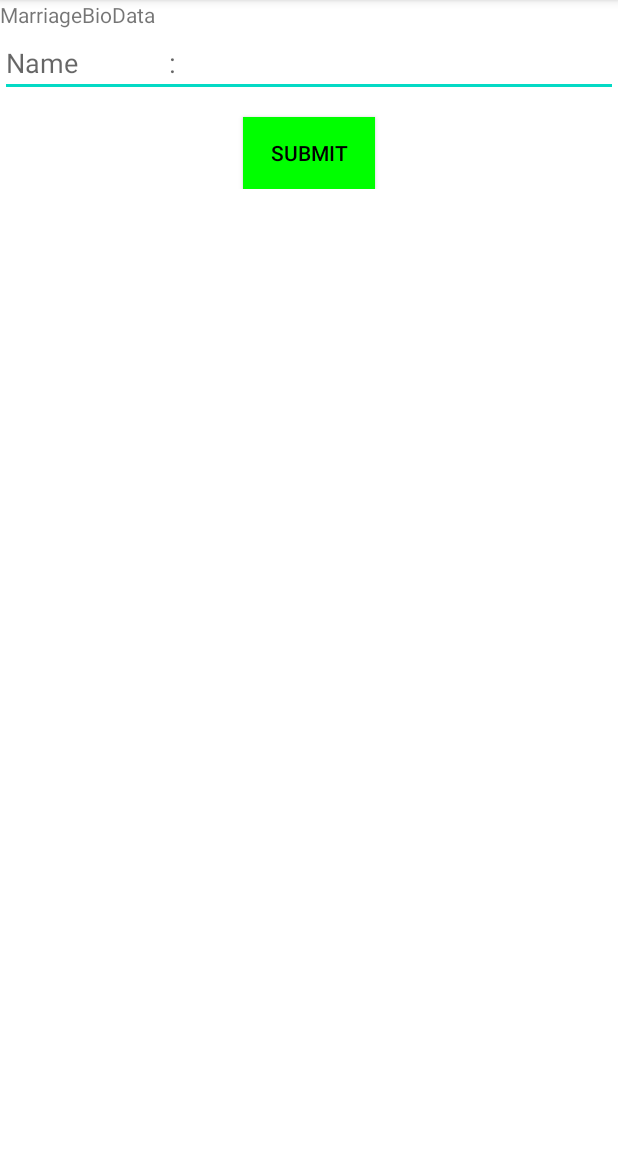
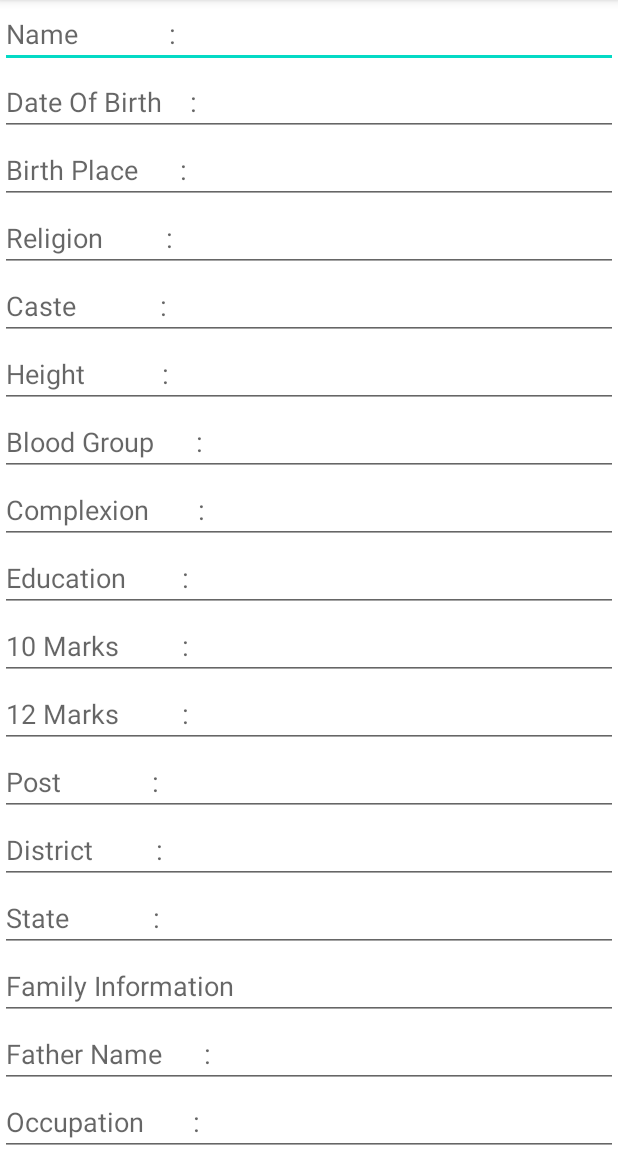
Before and after one commit to panditshruti/CardPrintSmart, an Android app: the screen it shows after launch (MainActivity), on a phone screen of 412 x 824 dp, the part 84-1236 px from its top. Run offline under Robolectric (Android 15) with nearby library versions, the phone set to English and light mode, and no system bars.

Commit message:
comited by shruti

```diff
--- a/app/src/main/java/com/shrutipandit/cardprintsmart/MainActivity.kt
+++ b/app/src/main/java/com/shrutipandit/cardprintsmart/MainActivity.kt
@@ -1,15 +1,13 @@
 package com.shrutipandit.cardprintsmart
+
 import android.graphics.Color
-import androidx.appcompat.app.AppCompatActivity
 import android.os.Bundle
-import android.view.Gravity
 import android.view.ViewGroup
 import android.widget.Button
 import android.widget.EditText
 import android.widget.LinearLayout
 import android.widget.ScrollView
-import android.widget.TextView
-import android.widget.Toast
+import androidx.appcompat.app.AppCompatActivity
 import com.shrutipandit.cardprintsmart.card.MarriageBioData
 import com.shrutipandit.cardprintsmart.databinding.ActivityMainBinding
 
@@ -34,85 +32,50 @@ class MainActivity : AppCompatActivity() {
         // Set the main linear layout as the content view
         scrollView.addView(linearLayout)
 
-        val bioDatatv = TextView(this)
-        bioDatatv.text= "MarriageBioData"
-        linearLayout.addView(bioDatatv)
-
-
         val marriageArrayList = arrayListOf(
             "Name             :",
-//           " "Date Of Birth    :",
-//            "Birth Place      :",
-//            "Religion         :",
-//            "Caste            :","
-//            "Height           :",
-//            "Blood Group      :",
-//            "Complexion       :",
-//            "Education        :",
-//            "10 Marks         :",
-//            "12 Marks         :",
-//            "Post             :"
-//            "District         :",
-//            "State            :",
-//            "Fimaly Information",
-//            "Father Name      :",
-//            "Occupation       :",
-//            "Mother Name      :",
-//            "Occupation       :",
-//            "Sister           :",
-//            "Brother          :",
-//            "Contact Information",
-//            "Address          :",
-//            "Contact No-      :"
+            "Date Of Birth    :",
+            "Birth Place      :",
+            "Religion         :",
+            "Caste            :",
+            "Height           :",
+            "Blood Group      :",
+            "Complexion       :",
+            "Education        :",
+            "10 Marks         :",
+            "12 Marks         :",
+            "Post             :",
+            "District         :",
+            "State            :",
+            "Family Information",
+            "Father Name      :",
+            "Occupation       :",
+            "Mother Name      :",
+            "Occupation       :",
+            "Sister           :",
+            "Brother          :",
+            "Contact Information",
+            "Address          :",
+            "Contact No-      :"
         )
 
-        val editTextList = mutableListOf<EditText>()
+        val editTexts = mutableListOf<EditText>()
 
-        // Create EditText for each item in marriageArrayList
-        for (item in marriageArrayList) {
+        // Add EditTexts to the layout for each item in the marriageArrayList
+        for (label in marriageArrayList) {
             val editText = EditText(this)
-            editText.hint = item
-            linearLayout.addView(editText)
-            editTextList.add(editText)
+            editText.hint = label
+            linearLayout.addView(editText, ViewGroup.LayoutParams.MATCH_PARENT, ViewGroup.LayoutParams.WRAP_CONTENT)
+            editTexts.add(editText)
         }
 
-        // Create Button for submission
+        // Add the submit button at the end of the linear layout
         val submitButton = Button(this)
         submitButton.text = "Submit"
-        submitButton.setBackgroundColor(Color.GREEN)
-        submitButton.setTextColor(Color.BLACK) // Set text color
-
-        // Set layout params with gravity set to center and margins
-        val params = LinearLayout.LayoutParams(
-            ViewGroup.LayoutParams.WRAP_CONTENT,
-            ViewGroup.LayoutParams.WRAP_CONTENT
-        )
-        params.gravity = Gravity.CENTER
-        params.setMargins(0, 20, 0, 0) // Set margins
-        submitButton.layoutParams = params // Set the layout params for the submit button
-
-        // Add click listener for the submit button
         submitButton.setOnClickListener {
-            // Get text from EditText fields
-            val textList = mutableListOf<String>()
-            for (editText in editTextList) {
-                val text = editText.text.toString()
-                if (text.isBlank()) {
-                    Toast.makeText(this, "Please fill in all fields", Toast.LENGTH_SHORT).show()
-                    return@setOnClickListener
-                }
-                textList.add(text)
-            }
-
-            // Generate PDF
+            marriageBioData.populateDataFromEditTexts(editTexts)
             marriageBioData.templet1(this)
-
-            // Show toast
-            Toast.makeText(this, "Marriage BioData Created", Toast.LENGTH_SHORT).show()
         }
-
-
-        // Add the submit button to the main linear layout
-        linearLayout.addView(submitButton)
+        linearLayout.addView(submitButton, ViewGroup.LayoutParams.MATCH_PARENT, ViewGroup.LayoutParams.WRAP_CONTENT)
     }
 }
```
Also changed, not shown: app/src/main/java/com/shrutipandit/cardprintsmart/card/MarriageBioData.kt (+18 -5 lines), app/src/main/res/drawable/bg_main.xml (added, +13 -0 lines), app/src/main/res/layout/activity_main.xml (+73 -3 lines).
